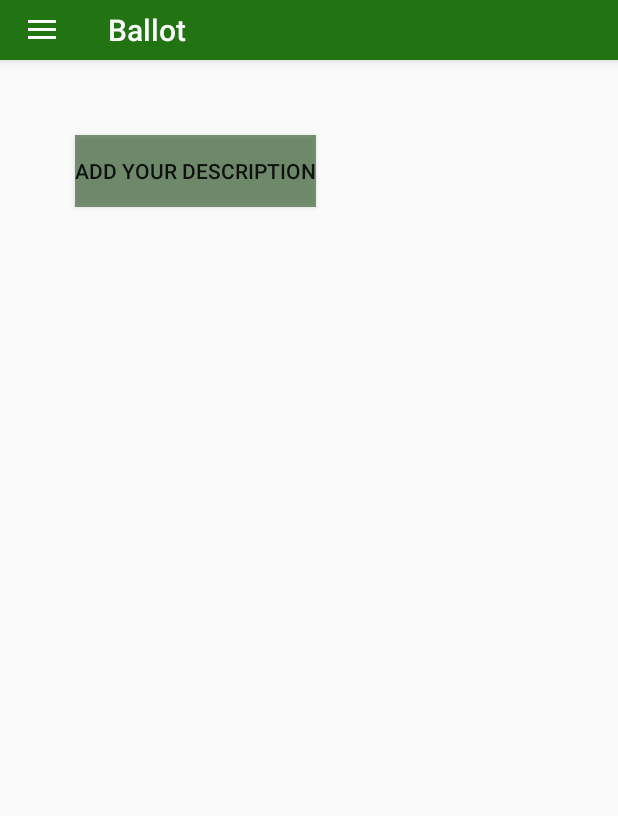
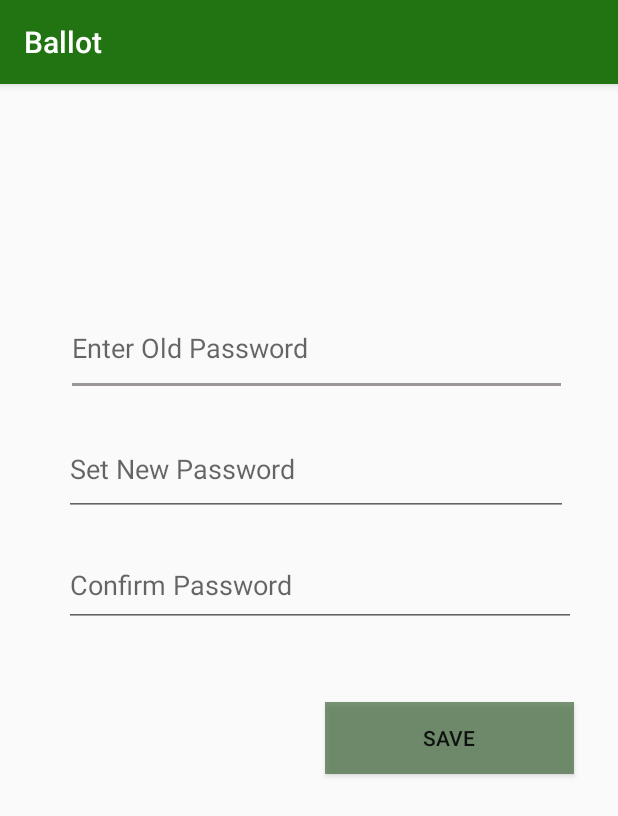
Before and after one commit to Deven1997/Ballot, an Android app: the student_homepage screen opened directly, with no data from a screen before it, in the side drawer, after a tap on "Change Password", on a phone screen of 412 x 824 dp. Shown: the top 816 px of the screen. Run offline under Robolectric (Android 15) with nearby library versions, the phone set to English and light mode, and no system bars; our stand-ins replace Firebase (no records; nobody signed in at launch, a user with empty details on screens opened directly); 2 statements that could not run were skipped.

Commit message:
this is all which we had did on 3rd oct in the college  i just copiesd evrything and added extra layout for profile upload which i wll do now after this

```diff
--- a/app/src/main/AndroidManifest.xml
+++ b/app/src/main/AndroidManifest.xml
@@ -17,6 +17,8 @@
         android:supportsRtl="true"
         android:theme="@style/AppTheme"
         tools:ignore="GoogleAppIndexingWarning">
+        <activity android:name=".Upload_profile"></activity>
+        <activity android:name=".change_password" />
         <activity
             android:name=".StartPage"
             android:label="@string/app_name"
--- /dev/null
+++ b/app/src/main/java/com/example/abc/ballot/change_password.java
@@ -0,0 +1,89 @@
+package com.example.abc.ballot;
+
+import android.content.Intent;
+import android.support.annotation.NonNull;
+import android.support.v7.app.AppCompatActivity;
+import android.os.Bundle;
+import android.view.View;
+import android.widget.Button;
+import android.widget.EditText;
+import android.widget.Toast;
+
+import com.google.firebase.database.DataSnapshot;
+import com.google.firebase.database.DatabaseError;
+import com.google.firebase.database.DatabaseReference;
+import com.google.firebase.database.FirebaseDatabase;
+import com.google.firebase.database.ValueEventListener;
+
+public class change_password extends AppCompatActivity {
+
+    Button button;
+    EditText oldpass;
+    EditText newpass1;
+    EditText conpass2;
+    String dbpass;
+    Student obj;
+
+    DatabaseReference change_pass_reff;
+
+
+
+    @Override
+    protected void onCreate(Bundle savedInstanceState) {
+        super.onCreate( savedInstanceState );
+        setContentView( R.layout.activity_change_password );
+
+        oldpass=findViewById(R.id.ETOldPassword);
+        newpass1=findViewById( R.id.ETSetPassword);
+        conpass2=findViewById( R.id.ETConfirmPassword);
+
+
+        final String uid=getIntent().getExtras().getString("uid1");
+
+
+        button=findViewById(R.id.BTNSave);
+        button.setOnClickListener( new View.OnClickListener( ) {
+            @Override
+            public void onClick(View view) {
+
+                change_pass_reff = FirebaseDatabase.getInstance().getReference().child( "students").child( uid);
+
+                change_pass_reff.addValueEventListener( new ValueEventListener( ) {
+                    @Override
+                    public void onDataChange(@NonNull DataSnapshot dataSnapshot) {
+                        dbpass = dataSnapshot.child("password").getValue(String.class);
+                    }
+
+                    @Override
+                    public void onCancelled(@NonNull DatabaseError databaseError) {
+
+                    }
+                } );
+                String old = oldpass.getText().toString().trim();
+                if(old.equals(dbpass))
+                {
+                    String newp = newpass1.getText().toString().trim();
+                    String newcp = conpass2.getText().toString().trim();
+
+                    if(newp.equals(newcp))
+                    {
+                        change_pass_reff.child("password").setValue(newpass1.getText().toString().trim());
+
+                        Toast.makeText( change_password.this, "Password Changed", Toast.LENGTH_SHORT ).show();
+                        Intent i=new Intent( getApplicationContext(), LoginActivity .class);
+                        startActivity(i);
+                    }
+                    else
+                    {
+                        Toast.makeText( change_password.this, "New and Confirm passwords not matched..please enter proper password", Toast.LENGTH_SHORT ).show( );
+                    }
+                }
+                else{
+                    Toast.makeText( change_password.this, "Wrong Old Password.....", Toast.LENGTH_SHORT ).show( );
+                }
+
+            }
+        } );
+
+    }
+}
--- a/app/src/main/java/com/example/abc/ballot/student_homepage.java
+++ b/app/src/main/java/com/example/abc/ballot/student_homepage.java
@@ -20,8 +20,18 @@ import android.view.MenuItem;
 import android.view.View;
 import android.widget.Button;
 import android.widget.ImageView;
+import android.widget.ListView;
 import android.widget.TextView;
 import android.widget.Toast;
+
+import com.google.firebase.database.DataSnapshot;
+import com.google.firebase.database.DatabaseError;
+import com.google.firebase.database.DatabaseReference;
+import com.google.firebase.database.FirebaseDatabase;
+import com.google.firebase.database.ValueEventListener;
+
+import java.util.ArrayList;
+import java.util.List;
 
 public class student_homepage extends AppCompatActivity implements NavigationView.OnNavigationItemSelectedListener {
     Button add_description_btn;
@@ -29,8 +39,12 @@ public class student_homepage extends AppCompatActivity implements NavigationVie
     ActionBarDrawerToggle mToggle;
     ImageView profilePhoto;
     NavigationView navigationView;
-    //github setting
-    //kajal
+    ListView ElectionlistView;
+    String uid;
+    List<election> elelist;
+
+    DatabaseReference student_db_reff;
+
 
     @Override
     protected void onCreate(Bundle savedInstanceState) {
@@ -42,7 +56,7 @@ public class student_homepage extends AppCompatActivity implements NavigationVie
 
         /* get values from login activity*/
         String name = getIntent().getExtras().getString("name");
-        String uid = getIntent().getExtras().getString("uid");
+        uid = getIntent().getExtras().getString("uid");
 
         /* setting name and ucid to header of navigation bar */
 
@@ -75,8 +89,33 @@ public class student_homepage extends AppCompatActivity implements NavigationVie
                 startActivity(i);
             }
         });
+        ElectionlistView=findViewById(R.id.ListView1);
+        elelist=new ArrayList<>();
+        student_db_reff= FirebaseDatabase.getInstance().getReference().child("department").child("election");
+
     }
 
+    @Override
+    protected void onStart() {
+        super.onStart( );
+        student_db_reff.addValueEventListener( new ValueEventListener( ) {
+            @Override
+            public void onDataChange(@NonNull DataSnapshot dataSnapshot) {
+                elelist.clear();
+                for(DataSnapshot electsnap: dataSnapshot.getChildren()){
+                    election e=electsnap.getValue(election.class);
+                    elelist.add(e);
+                    election_listview_adapter adapter=new election_listview_adapter(student_homepage.this,elelist);
+                    ElectionlistView.setAdapter(adapter);
+                }
+            }
+
+            @Override
+            public void onCancelled(@NonNull DatabaseError databaseError) {
+
+            }
+        } );
+    }
 
     @Override
     public void onBackPressed() {
@@ -96,15 +135,22 @@ public class student_homepage extends AppCompatActivity implements NavigationVie
         {
             case R.id.uploadImage_id:
                 Toast.makeText(this, "image upload", Toast.LENGTH_SHORT).show();
+
                 break;
             case R.id.changepass_id:
                 Toast.makeText(this, "change password", Toast.LENGTH_SHORT).show();
+                Intent intent=new Intent(getApplicationContext(),change_password.class);
+                intent.putExtra("uid1",uid);
+                startActivity(intent);
                 break;
             case  R.id.resultmenu_id:
                 Toast.makeText(this, "Result", Toast.LENGTH_SHORT).show();
+                Intent i=new Intent(getApplicationContext(),ResultPage.class);
+                startActivity(i);
                 break;
             case R.id.logoutmenu_id:
                 Toast.makeText(this, "Logout", Toast.LENGTH_SHORT).show();
+
                 break;
         }
         mDrawerLayout.closeDrawer(GravityCompat.START);
--- /dev/null
+++ b/app/src/main/res/layout/activity_change_password.xml
@@ -0,0 +1,104 @@
+<?xml version="1.0" encoding="utf-8"?>
+<android.support.constraint.ConstraintLayout xmlns:android="http://schemas.android.com/apk/res/android"
+    xmlns:app="http://schemas.android.com/apk/res-auto"
+    xmlns:tools="http://schemas.android.com/tools"
+    android:layout_width="match_parent"
+    android:layout_height="match_parent"
+    tools:context=".change_password">
+
+    <RelativeLayout
+        android:layout_width="395dp"
+        android:layout_height="715dp"
+        android:layout_marginStart="8dp"
+        android:layout_marginLeft="8dp"
+        android:layout_marginTop="8dp"
+        android:layout_marginEnd="8dp"
+        android:layout_marginRight="8dp"
+        android:layout_marginBottom="8dp"
+        app:layout_constraintBottom_toBottomOf="parent"
+        app:layout_constraintEnd_toEndOf="parent"
+        app:layout_constraintStart_toStartOf="parent"
+        app:layout_constraintTop_toTopOf="parent">
+
+        <EditText
+            android:id="@+id/ETOldPassword"
+            android:layout_width="334dp"
+            android:layout_height="wrap_content"
+            android:layout_alignParentStart="true"
+            android:layout_alignParentLeft="true"
+            android:layout_alignParentTop="true"
+            android:layout_alignParentEnd="true"
+            android:layout_alignParentRight="true"
+            android:layout_alignParentBottom="true"
+            android:layout_marginStart="35dp"
+            android:layout_marginLeft="35dp"
+            android:layout_marginTop="117dp"
+            android:layout_marginEnd="26dp"
+            android:layout_marginRight="26dp"
+            android:layout_marginBottom="534dp"
+            android:ems="10"
+            android:hint="Enter Old Password"
+            android:inputType="text" />
+
+        <EditText
+            android:id="@+id/ETSetPassword"
+            android:layout_width="336dp"
+            android:layout_height="wrap_content"
+            android:layout_alignParentStart="true"
+            android:layout_alignParentLeft="true"
+            android:layout_alignParentTop="true"
+            android:layout_alignParentEnd="true"
+            android:layout_alignParentRight="true"
+            android:layout_alignParentBottom="true"
+            android:layout_marginStart="34dp"
+            android:layout_marginLeft="34dp"
+            android:layout_marginTop="199dp"
+            android:layout_marginEnd="25dp"
+            android:layout_marginRight="25dp"
+            android:layout_marginBottom="454dp"
+            android:ems="10"
+            android:hint="Set New Password"
+            android:inputType="text" />
+
+        <EditText
+            android:id="@+id/ETConfirmPassword"
+            android:layout_width="wrap_content"
+            android:layout_height="wrap_content"
+            android:layout_alignParentStart="true"
+            android:layout_alignParentLeft="true"
+            android:layout_alignParentTop="true"
+            android:layout_alignParentEnd="true"
+            android:layout_alignParentRight="true"
+            android:layout_alignParentBottom="true"
+            android:layout_marginStart="34dp"
+            android:layout_marginLeft="34dp"
+            android:layout_marginTop="280dp"
+            android:layout_marginEnd="20dp"
+            android:layout_marginRight="20dp"
+            android:layout_marginBottom="380dp"
+            android:ems="10"
+            android:hint="Confirm Password"
+            android:inputType="text" />
+
+        <Button
+            android:id="@+id/BTNSave"
+            android:layout_width="166dp"
+            android:layout_height="wrap_content"
+            android:layout_alignParentStart="true"
+            android:layout_alignParentLeft="true"
+            android:layout_alignParentTop="true"
+            android:layout_alignParentEnd="true"
+            android:layout_alignParentRight="true"
+            android:layout_alignParentBottom="true"
+            android:layout_marginStart="208dp"
+            android:layout_marginLeft="208dp"
+            android:layout_marginTop="385dp"
+            android:layout_marginEnd="21dp"
+            android:layout_marginRight="21dp"
+            android:layout_marginBottom="282dp"
+            android:background="#AE3F663A"
+            android:clickable="true"
+            android:text="Save" />
+    </RelativeLayout>
+
+</android.support.constraint.ConstraintLayout>
```
Also changed, not shown: app/src/main/java/com/example/abc/ballot/Upload_profile.java (added, +13 -0 lines), app/src/main/res/layout/activity_student_homepage.xml (+18 -7 lines), app/src/main/res/layout/activity_upload_profile.xml (added, +25 -0 lines).
